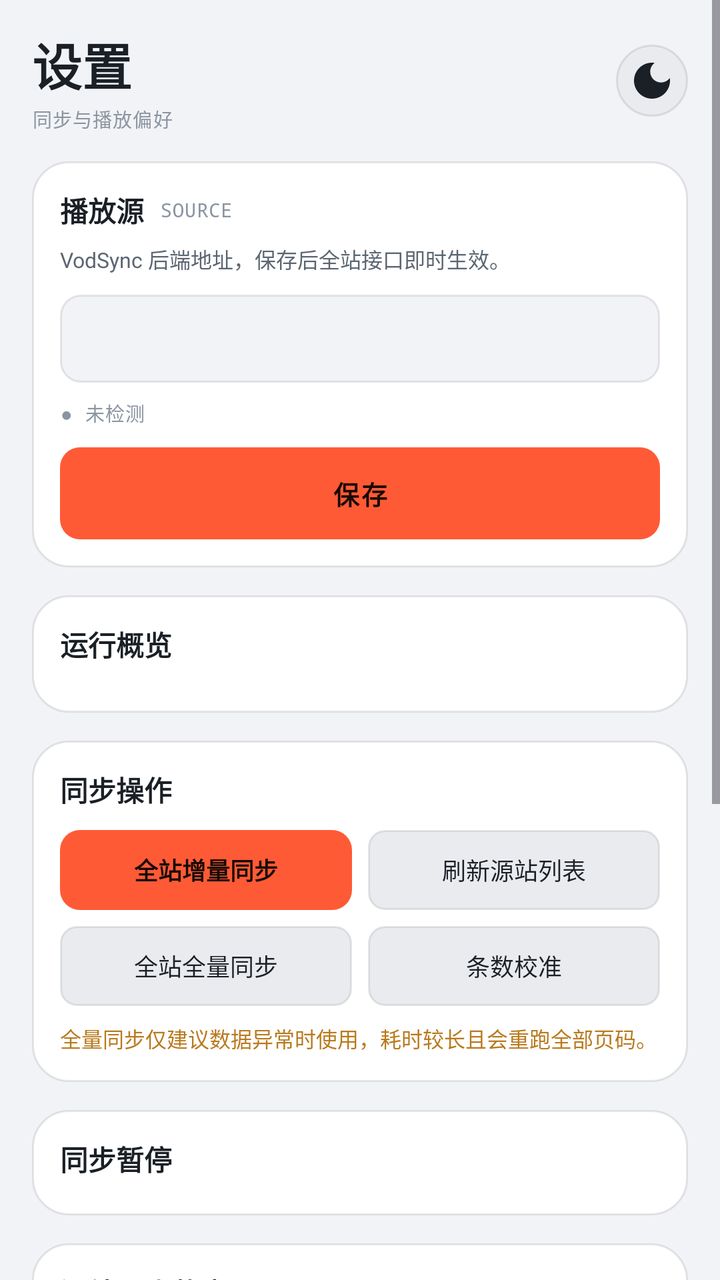
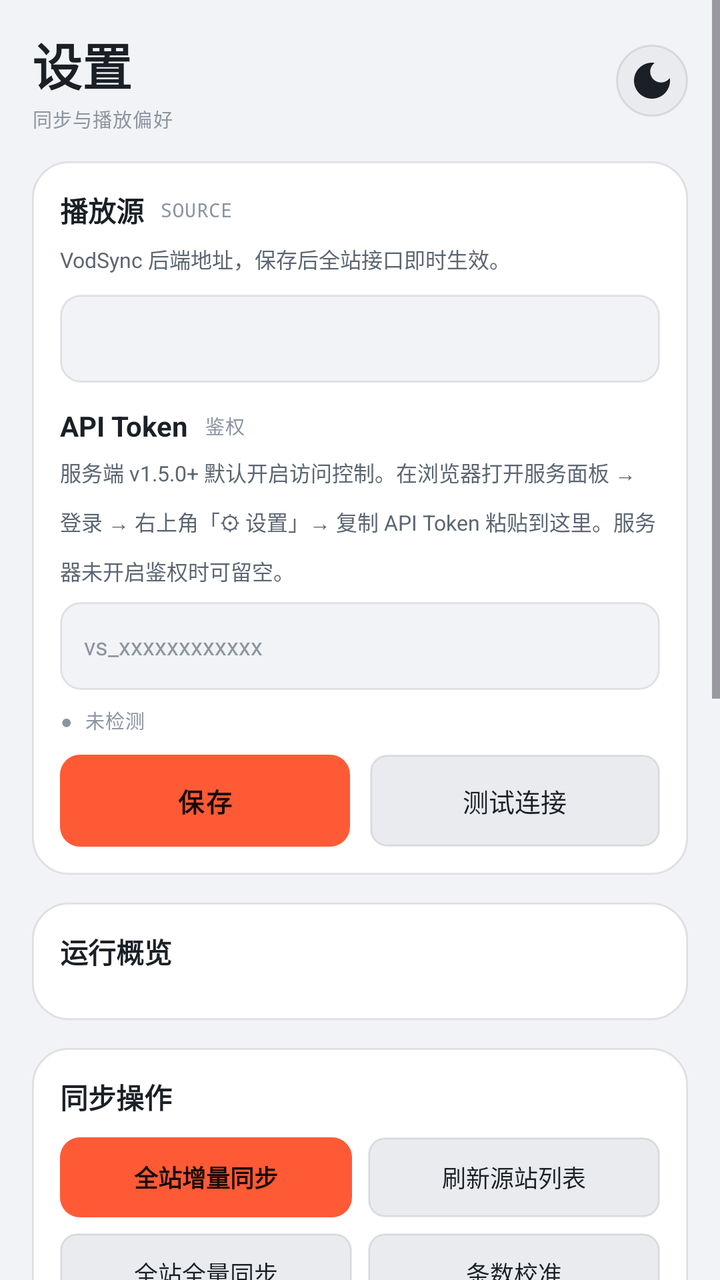

Before-and-after screenshots of an Android layout around one commit, followed by the original layout XML and the change that was made.
<!-- AndroidManifest.xml: application theme Theme.LateShow -->
<!-- res/layout/fragment_settings.xml -->
<?xml version="1.0" encoding="utf-8"?>
<ScrollView xmlns:android="http://schemas.android.com/apk/res/android"
    android:layout_width="match_parent"
    android:layout_height="match_parent"
    android:fillViewport="true">

    <LinearLayout
        android:layout_width="match_parent"
        android:layout_height="wrap_content"
        android:orientation="vertical"
        android:paddingLeft="16dp"
        android:paddingRight="16dp"
        android:paddingBottom="24dp">

        
        <LinearLayout
            android:layout_width="match_parent"
            android:layout_height="wrap_content"
            android:orientation="horizontal"
            android:gravity="center_vertical"
            android:paddingTop="14dp">

            <LinearLayout
                android:layout_width="0dp"
                android:layout_height="wrap_content"
                android:layout_weight="1"
                android:orientation="vertical">

                <TextView
                    android:layout_width="wrap_content"
                    android:layout_height="wrap_content"
                    android:text="设置"
                    android:textSize="25sp"
                    android:textStyle="bold"
                    android:textColor="@color/t1" />

                <TextView
                    style="@style/MetaLabel"
                    android:layout_width="wrap_content"
                    android:layout_height="wrap_content"
                    android:layout_marginTop="2dp"
                    android:text="同步与播放偏好" />
            </LinearLayout>

            <ImageButton
                android:id="@+id/btnTheme"
                android:layout_width="36dp"
                android:layout_height="36dp"
                android:background="@drawable/bg_circle"
                android:src="@drawable/ic_theme"
                android:contentDescription="主题" />
        </LinearLayout>

        
        <LinearLayout
            style="@style/SettingsCard"
            android:orientation="vertical">

            <LinearLayout
                android:layout_width="match_parent"
                android:layout_height="wrap_content"
                android:orientation="horizontal"
                android:gravity="center_vertical">

                <TextView style="@style/SectionTitle" android:layout_width="wrap_content" android:layout_height="wrap_content" android:text="播放源" />

                <TextView
                    style="@style/MetaLabel"
                    android:layout_width="wrap_content"
                    android:layout_height="wrap_content"
                    android:layout_marginLeft="8dp"
                    android:text="SOURCE" />
            </LinearLayout>

            <TextView
                android:layout_width="match_parent"
                android:layout_height="wrap_content"
                android:layout_marginTop="6dp"
                android:text="VodSync 后端地址，保存后全站接口即时生效。"
                android:textSize="10.5sp"
                android:textColor="@color/t2"
                android:lineSpacingMultiplier="1.6" />

            <EditText
                android:id="@+id/inputBaseUrl"
                android:layout_width="match_parent"
                android:layout_height="44dp"
                android:layout_marginTop="10dp"
                android:paddingLeft="12dp"
                android:paddingRight="12dp"
                android:background="@drawable/bg_field"
                android:textSize="12sp"
                android:textColor="@color/t1"
                android:inputType="textUri"
                android:maxLines="1" />

            <TextView
                android:id="@+id/srcStatus"
                style="@style/MetaLabel"
                android:layout_width="match_parent"
                android:layout_height="wrap_content"
                android:layout_marginTop="8dp"
                android:text="● 未检测" />

            <TextView
                android:id="@+id/btnSave"
                android:layout_width="match_parent"
                android:layout_height="46dp"
                android:layout_marginTop="10dp"
                android:gravity="center"
                android:background="@drawable/bg_btn_main"
                android:text="保存"
                android:textSize="13sp"
                android:textStyle="bold"
                android:textColor="@color/accInk"
                android:letterSpacing="0.08" />
        </LinearLayout>

        
        <LinearLayout
            style="@style/SettingsCard"
            android:orientation="vertical">

            <TextView style="@style/SectionTitle" android:layout_width="wrap_content" android:layout_height="wrap_content" android:text="运行概览" />

            <LinearLayout
                android:id="@+id/statsGrid"
                android:layout_width="match_parent"
                android:layout_height="wrap_content"
                android:layout_marginTop="10dp"
                android:orientation="vertical" />
        </LinearLayout>

        
        <LinearLayout
            style="@style/SettingsCard"
            android:orientation="vertical">

            <TextView style="@style/SectionTitle" android:layout_width="wrap_content" android:layout_height="wrap_content" android:text="同步操作" />

            <LinearLayout
                android:layout_width="match_parent"
                android:layout_height="wrap_content"
                android:layout_marginTop="10dp"
                android:orientation="horizontal">

                <TextView
                    android:id="@+id/btnSyncAll"
                    android:layout_width="0dp" android:layout_weight="1" android:layout_height="40dp"
                    android:gravity="center"
                    android:background="@drawable/bg_btn_main"
                    android:text="全站增量同步"
                    android:textSize="12sp"
                    android:textStyle="bold"
                    android:textColor="@color/accInk" />

                <TextView
                    android:id="@+id/btnRefresh"
                    style="@style/OpBtn" android:text="刷新源站列表" android:layout_marginLeft="8dp" />
            </LinearLayout>

            <LinearLayout
                android:layout_width="match_parent"
                android:layout_height="wrap_content"
                android:layout_marginTop="8dp"
                android:orientation="horizontal">

                <TextView
                    android:id="@+id/btnFullSync"
                    style="@style/OpBtn" android:text="全站全量同步" />

                <TextView
                    android:id="@+id/btnRecount"
                    style="@style/OpBtn" android:text="条数校准" android:layout_marginLeft="8dp" />
            </LinearLayout>

            <TextView
                android:layout_width="match_parent"
                android:layout_height="wrap_content"
                android:layout_marginTop="8dp"
                android:text="全量同步仅建议数据异常时使用，耗时较长且会重跑全部页码。"
                android:textSize="10.5sp"
                android:textColor="@color/warn"
                android:lineSpacingMultiplier="1.6" />
        </LinearLayout>

        
        <LinearLayout
            style="@style/SettingsCard"
            android:orientation="vertical">

            <TextView style="@style/SectionTitle" android:layout_width="wrap_content" android:layout_height="wrap_content" android:text="同步暂停" />

            <TextView
                android:id="@+id/pauseWarn"
                android:layout_width="match_parent"
                android:layout_height="wrap_content"
                android:layout_marginTop="8dp"
                android:padding="10dp"
                android:background="@color/warnSoft"
                android:textSize="10.5sp"
                android:textColor="@color/warn"
                android:lineSpacingMultiplier="1.6"
                android:visibility="gone" />

            <LinearLayout
                android:id="@+id/pauseRows"
                android:layout_width="match_parent"
                android:layout_height="wrap_content"
                android:layout_marginTop="4dp"
                android:orientation="vertical" />
        </LinearLayout>

        
        <LinearLayout
            style="@style/SettingsCard"
            android:orientation="vertical">

            <LinearLayout
                android:layout_width="match_parent"
                android:layout_height="wrap_content"
                android:orientation="horizontal">

                <TextView style="@style/SectionTitle" android:layout_width="0dp" android:layout_weight="1" android:layout_height="wrap_content" android:text="源站同步状态" />

                <TextView
                    android:id="@+id/autoCount"
                    style="@style/MetaLabel"
                    android:layout_width="wrap_content"
                    android:layout_height="wrap_content"
                    android:text="自动同步 --/--" />
            </LinearLayout>

            
            <LinearLayout
                android:layout_width="match_parent"
                android:layout_height="wrap_content"
                android:layout_marginTop="8dp"
                android:orientation="horizontal"
                android:gravity="center_vertical">

                <CheckBox
                    android:id="@+id/chkAll"
                    android:layout_width="wrap_content"
                    android:layout_height="wrap_content"
                    android:text="全选"
                    android:textSize="11sp"
                    android:textColor="@color/t2" />

                <Space android:layout_width="0dp" android:layout_height="1dp" android:layout_weight="1" />

                <TextView android:id="@+id/btnAllOn" style="@style/Smbtn" android:text="全部开启" />
                <TextView android:id="@+id/btnAllOff" style="@style/Smbtn" android:layout_marginLeft="6dp" android:text="全部暂停" />
            </LinearLayout>

            <LinearLayout
                android:layout_width="match_parent"
                android:layout_height="wrap_content"
                android:layout_marginTop="6dp"
                android:orientation="horizontal"
                android:gravity="center_vertical">

                <TextView
                    android:id="@+id/selCount"
                    style="@style/MetaLabel"
                    android:layout_width="0dp"
                    android:layout_weight="1"
                    android:layout_height="wrap_content"
                    android:text="未选择源站" />

                <TextView android:id="@+id/btnSelOn" style="@style/Smbtn" android:text="开启所选" />
                <TextView android:id="@+id/btnSelOff" style="@style/Smbtn" android:layout_marginLeft="6dp" android:text="暂停所选" />
            </LinearLayout>

            <androidx.recyclerview.widget.RecyclerView
                android:id="@+id/srcList"
                android:layout_width="match_parent"
                android:layout_height="wrap_content"
                android:nestedScrollingEnabled="false"
                android:layout_marginTop="4dp" />
        </LinearLayout>

        
        <LinearLayout
            style="@style/SettingsCard"
            android:orientation="vertical">

            <TextView style="@style/SectionTitle" android:layout_width="wrap_content" android:layout_height="wrap_content" android:text="最近同步日志" />

            <androidx.recyclerview.widget.RecyclerView
                android:id="@+id/logList"
                android:layout_width="match_parent"
                android:layout_height="wrap_content"
                android:nestedScrollingEnabled="false"
                android:layout_marginTop="6dp" />
        </LinearLayout>

        
        <LinearLayout
            style="@style/SettingsCard"
            android:orientation="vertical">

            <LinearLayout
                android:layout_width="match_parent"
                android:layout_height="wrap_content"
                android:orientation="horizontal"
                android:gravity="center_vertical">

                <TextView style="@style/SectionTitle" android:layout_width="0dp" android:layout_weight="1" android:layout_height="wrap_content" android:text="应用更新" />

                <TextView
                    android:id="@+id/tvVersion"
                    style="@style/MetaLabel"
                    android:layout_width="wrap_content"
                    android:layout_height="wrap_content"
                    android:text="v--" />
            </LinearLayout>

            <TextView
                android:id="@+id/tvUpdateHint"
                android:layout_width="match_parent"
                android:layout_height="wrap_content"
                android:layout_marginTop="6dp"
                android:text="读取 GitHub Release 最新版本，可直接下载安装。"
                android:textSize="10.5sp"
                android:textColor="@color/t2"
                android:lineSpacingMultiplier="1.6" />

            <LinearLayout
                android:layout_width="match_parent"
                android:layout_height="wrap_content"
                android:layout_marginTop="10dp"
                android:orientation="horizontal">

                <TextView
                    android:id="@+id/btnCheckUpdate"
                    android:layout_width="0dp"
                    android:layout_weight="1"
                    android:layout_height="40dp"
                    android:gravity="center"
                    android:background="@drawable/bg_btn_main"
                    android:text="检查更新"
                    android:textSize="12sp"
                    android:textStyle="bold"
                    android:textColor="@color/accInk" />

                <TextView
                    android:id="@+id/btnReleasePage"
                    style="@style/OpBtn"
                    android:layout_marginLeft="8dp"
                    android:text="发布历史" />
            </LinearLayout>
        </LinearLayout>

        <TextView
            style="@style/MetaLabel"
            android:layout_width="match_parent"
            android:layout_height="wrap_content"
            android:gravity="center"
            android:layout_marginTop="16dp"
            android:text="夜场 LATE SHOW · 开源影视聚合客户端" />
    </LinearLayout>
</ScrollView>
<!-- resources referenced by this layout -->
<resources>
  <color name="accInk">#170A05</color>
  <color name="t1">#1B2026</color>
  <color name="t2">#5C6672</color>
  <color name="warn">#B97A1E</color>
  <color name="warnSoft">#1AE8A33D</color>
  <!-- drawable bg_btn_main (drawable) -->
  <?xml version="1.0" encoding="utf-8"?>
  <shape xmlns:android="http://schemas.android.com/apk/res/android" android:shape="rectangle">
      <solid android:color="@color/acc" />
      <corners android:radius="10dp" />
  </shape>
  <!-- drawable bg_circle (drawable) -->
  <?xml version="1.0" encoding="utf-8"?>
  <shape xmlns:android="http://schemas.android.com/apk/res/android" android:shape="oval">
      <solid android:color="@color/ink700" />
      <stroke android:width="1dp" android:color="@color/line" />
  </shape>
  <!-- drawable bg_field (drawable) -->
  <?xml version="1.0" encoding="utf-8"?>
  <shape xmlns:android="http://schemas.android.com/apk/res/android" android:shape="rectangle">
      <solid android:color="@color/ink900" />
      <stroke android:width="1dp" android:color="@color/line" />
      <corners android:radius="10dp" />
  </shape>
  <style name="MetaLabel" parent="Mono">
          <item name="android:textSize">9.5sp</item>
          <item name="android:textColor">@color/t3</item>
          <item name="android:textAllCaps">true</item>
      </style>
  <style name="OpBtn">
          <item name="android:layout_width">0dp</item>
          <item name="android:layout_weight">1</item>
          <item name="android:layout_height">40dp</item>
          <item name="android:gravity">center</item>
          <item name="android:background">@drawable/bg_smbtn</item>
          <item name="android:textSize">12sp</item>
          <item name="android:textColor">@color/t1</item>
      </style>
  <style name="SectionTitle">
          <item name="android:layout_width">wrap_content</item>
          <item name="android:layout_height">wrap_content</item>
          <item name="android:textSize">14sp</item>
          <item name="android:textStyle">bold</item>
          <item name="android:textColor">@color/t1</item>
      </style>
  <style name="SettingsCard">
          <item name="android:layout_width">match_parent</item>
          <item name="android:layout_height">wrap_content</item>
          <item name="android:layout_marginTop">14dp</item>
          <item name="android:padding">14dp</item>
          <item name="android:background">@drawable/bg_card_lg</item>
          <item name="android:orientation">vertical</item>
      </style>
  <style name="Smbtn">
          <item name="android:layout_width">wrap_content</item>
          <item name="android:layout_height">25dp</item>
          <item name="android:paddingLeft">9dp</item>
          <item name="android:paddingRight">9dp</item>
          <item name="android:gravity">center</item>
          <item name="android:textSize">10.5sp</item>
          <item name="android:textColor">@color/t2</item>
          <item name="android:background">@drawable/bg_smbtn</item>
      </style>
  <color name="acc">#FF5A36</color>
  <color name="ink700">#E9EBEF</color>
  <color name="line">#1A12181F</color>
  <color name="ink900">#F2F3F6</color>
  <style name="Mono">
          <item name="android:fontFamily">monospace</item>
          <item name="android:fontFeatureSettings">tnum</item>
          <item name="android:letterSpacing">0.04</item>
      </style>
  <color name="t3">#8B95A1</color>
  <!-- drawable bg_smbtn (drawable) -->
  <?xml version="1.0" encoding="utf-8"?>
  <shape xmlns:android="http://schemas.android.com/apk/res/android" android:shape="rectangle">
      <solid android:color="@color/ink700" />
      <stroke android:width="1dp" android:color="@color/line" />
      <corners android:radius="8dp" />
  </shape>
  <!-- drawable bg_card_lg (drawable) -->
  <?xml version="1.0" encoding="utf-8"?>
  <shape xmlns:android="http://schemas.android.com/apk/res/android" android:shape="rectangle">
      <solid android:color="@color/ink800" />
      <stroke android:width="1dp" android:color="@color/line" />
      <corners android:radius="18dp" />
  </shape>
  <color name="ink800">#FFFFFF</color>
  <!-- unchanged entries left out for length: 2 -->
</resources>

<!-- the commit's change to res/layout/fragment_settings.xml (unified diff, before → after) -->
@@ -94,6 +94,47 @@
                 android:inputType="textUri"
                 android:maxLines="1" />
 
+            <LinearLayout
+                android:layout_width="match_parent"
+                android:layout_height="wrap_content"
+                android:layout_marginTop="12dp"
+                android:orientation="horizontal"
+                android:gravity="center_vertical">
+
+                <TextView style="@style/SectionTitle" android:layout_width="wrap_content" android:layout_height="wrap_content" android:text="API Token" />
+
+                <TextView
+                    style="@style/MetaLabel"
+                    android:layout_width="wrap_content"
+                    android:layout_height="wrap_content"
+                    android:layout_marginLeft="8dp"
+                    android:text="鉴权" />
+            </LinearLayout>
+
+            <TextView
+                android:layout_width="match_parent"
+                android:layout_height="wrap_content"
+                android:layout_marginTop="6dp"
+                android:text="服务端 v1.5.0+ 默认开启访问控制。在浏览器打开服务面板 → 登录 → 右上角「⚙ 设置」→ 复制 API Token 粘贴到这里。服务器未开启鉴权时可留空。"
+                android:textSize="10.5sp"
+                android:textColor="@color/t2"
+                android:lineSpacingMultiplier="1.6" />
+
+            <EditText
+                android:id="@+id/inputToken"
+                android:layout_width="match_parent"
+                android:layout_height="44dp"
+                android:layout_marginTop="8dp"
+                android:paddingLeft="12dp"
+                android:paddingRight="12dp"
+                android:background="@drawable/bg_field"
+                android:hint="vs_xxxxxxxxxxxx"
+                android:textSize="12sp"
+                android:textColor="@color/t1"
+                android:textColorHint="@color/t3"
+                android:inputType="textVisiblePassword"
+                android:maxLines="1" />
+
             <TextView
                 android:id="@+id/srcStatus"
                 style="@style/MetaLabel"
@@ -102,18 +143,37 @@
                 android:layout_marginTop="8dp"
                 android:text="● 未检测" />
 
-            <TextView
-                android:id="@+id/btnSave"
-                android:layout_width="match_parent"
-                android:layout_height="46dp"
+            <LinearLayout
+                android:layout_width="match_parent"
+                android:layout_height="wrap_content"
                 android:layout_marginTop="10dp"
-                android:gravity="center"
-                android:background="@drawable/bg_btn_main"
-                android:text="保存"
-                android:textSize="13sp"
-                android:textStyle="bold"
-                android:textColor="@color/accInk"
-                android:letterSpacing="0.08" />
+                android:orientation="horizontal">
+
+                <TextView
+                    android:id="@+id/btnSave"
+                    android:layout_width="0dp"
+                    android:layout_weight="1"
+                    android:layout_height="46dp"
+                    android:gravity="center"
+                    android:background="@drawable/bg_btn_main"
+                    android:text="保存"
+                    android:textSize="13sp"
+                    android:textStyle="bold"
+                    android:textColor="@color/accInk"
+                    android:letterSpacing="0.08" />
+
+                <TextView
+                    android:id="@+id/btnTest"
+                    android:layout_width="0dp"
+                    android:layout_weight="1"
+                    android:layout_height="46dp"
+                    android:layout_marginLeft="10dp"
+                    android:gravity="center"
+                    android:background="@drawable/bg_smbtn"
+                    android:text="测试连接"
+                    android:textSize="13sp"
+                    android:textColor="@color/t1" />
+            </LinearLayout>
         </LinearLayout>
 
         
